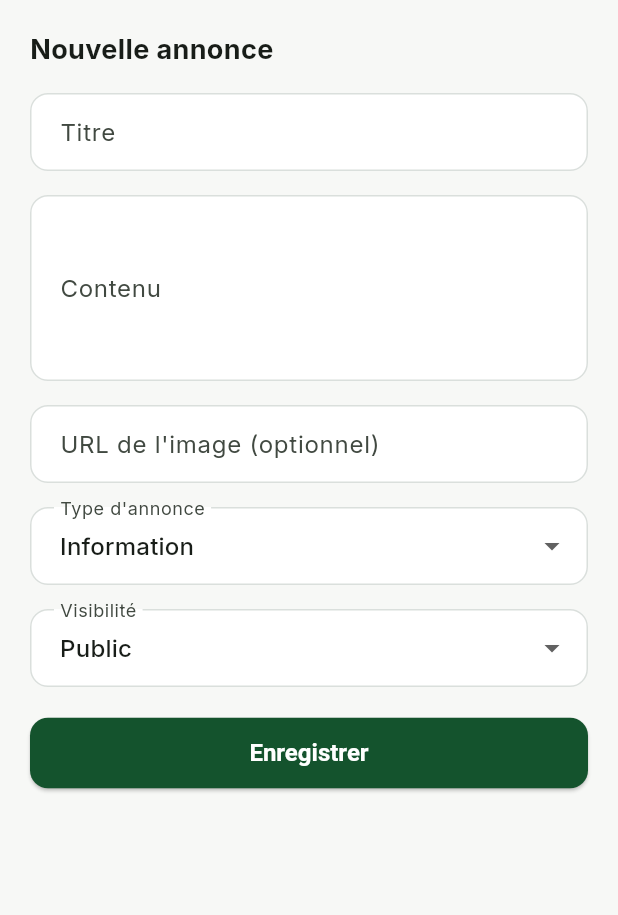
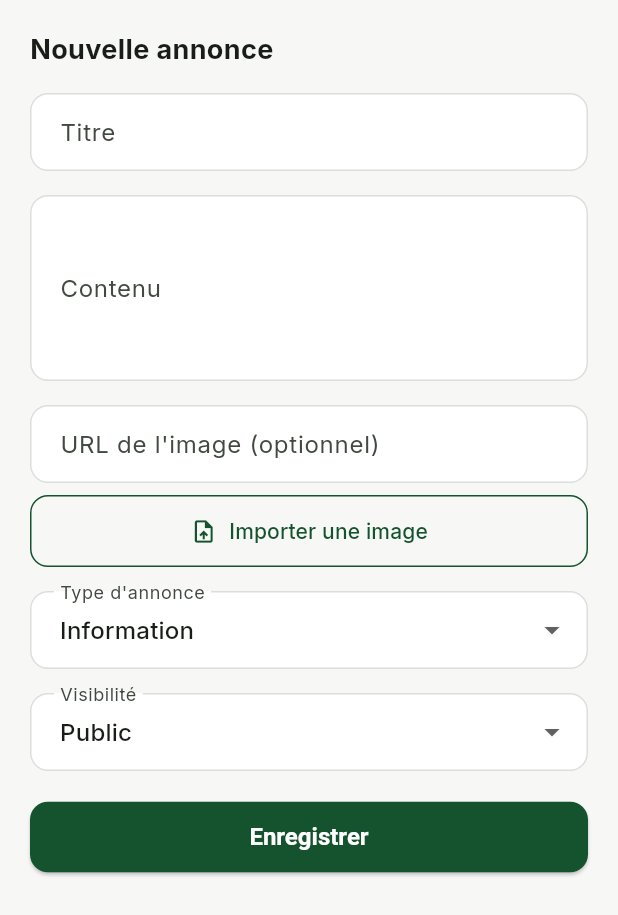
Before and after one commit to Amadou664/excellent-prof, a Flutter app: the _AnnonceFormSheet widget shown alone on an empty page, opened directly, on a phone screen of 412 x 824 dp. Shown: the top 915 px of the screen. Run offline on Flutter 3.47's test engine with Material 3 defaults, Android fonts, the phone set to English and light mode, and no system bars; our stand-ins replace cached_network_image, dio, firebase_auth, firebase_core, firebase_messaging, flutter_riverpod and 3 more; accounts and stored records are empty; network calls fail.

Commit message:
Add image upload for annonces

```diff
--- a/app/lib/features/admin/screens/gestion_annonces.dart
+++ b/app/lib/features/admin/screens/gestion_annonces.dart
@@ -1,5 +1,6 @@
 import 'package:flutter/material.dart';
 import 'package:flutter_riverpod/flutter_riverpod.dart';
+import 'package:image_picker/image_picker.dart';
 import 'package:intl/intl.dart';
 
 import '../../../models/annonce_model.dart';
@@ -119,7 +120,33 @@ class _AnnonceFormSheetState extends ConsumerState<_AnnonceFormSheet> {
   late AnnonceType _type;
   late Visibilite _visibilite;
   bool _isSaving = false;
+  bool _isUploadingImage = false;
   String? _errorMessage;
+
+  Future<void> _pickAndUploadImage() async {
+    final picker = ImagePicker();
+    final file = await picker.pickImage(source: ImageSource.gallery, imageQuality: 85);
+    if (file == null) return;
+
+    setState(() => _isUploadingImage = true);
+    try {
+      final bytes = await file.readAsBytes();
+      final url = await ref.read(fileRepositoryProvider).upload(
+            bytes: bytes,
+            filename: file.name,
+            mimeType: file.mimeType ?? 'image/jpeg',
+          );
+      setState(() => _imageUrlController.text = url);
+    } catch (_) {
+      if (mounted) {
+        ScaffoldMessenger.of(context).showSnackBar(
+          const SnackBar(content: Text("Échec de l'envoi de l'image. Réessayez.")),
+        );
+      }
+    } finally {
+      if (mounted) setState(() => _isUploadingImage = false);
+    }
+  }
 
   @override
   void initState() {
@@ -212,6 +239,18 @@ class _AnnonceFormSheetState extends ConsumerState<_AnnonceFormSheet> {
               label: "URL de l'image (optionnel)",
               controller: _imageUrlController,
             ),
+            const SizedBox(height: 8),
+            OutlinedButton.icon(
+              onPressed: _isUploadingImage ? null : _pickAndUploadImage,
+              icon: _isUploadingImage
+                  ? const SizedBox(
+                      height: 16,
+                      width: 16,
+                      child: CircularProgressIndicator(strokeWidth: 2),
+                    )
+                  : const Icon(Icons.upload_file),
+              label: Text(_isUploadingImage ? 'Envoi en cours...' : 'Importer une image'),
+            ),
             const SizedBox(height: 16),
             DropdownButtonFormField<AnnonceType>(
               initialValue: _type,
```
Also changed, not shown: 1 other file.
